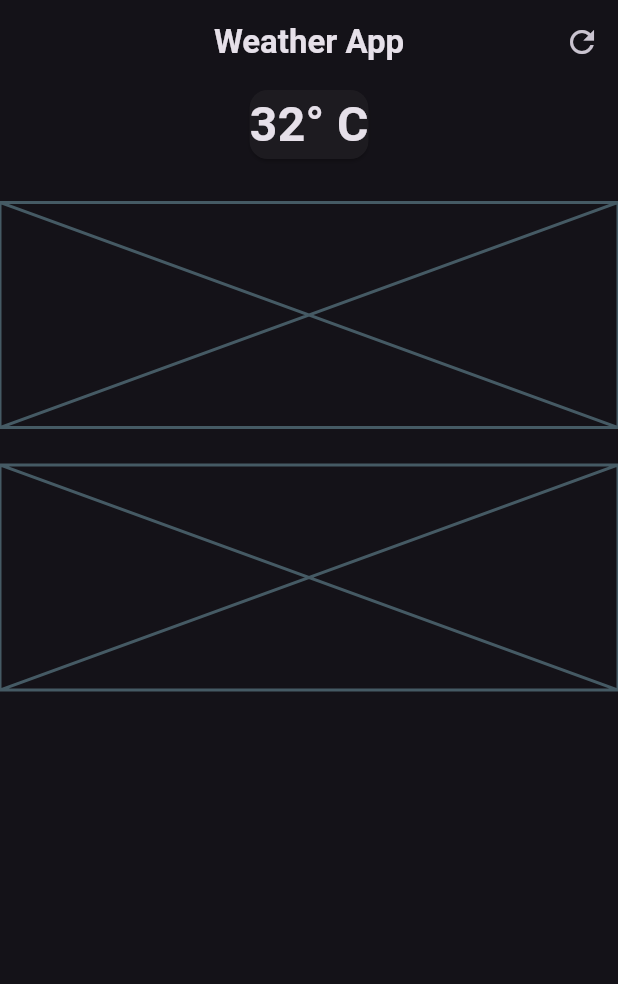
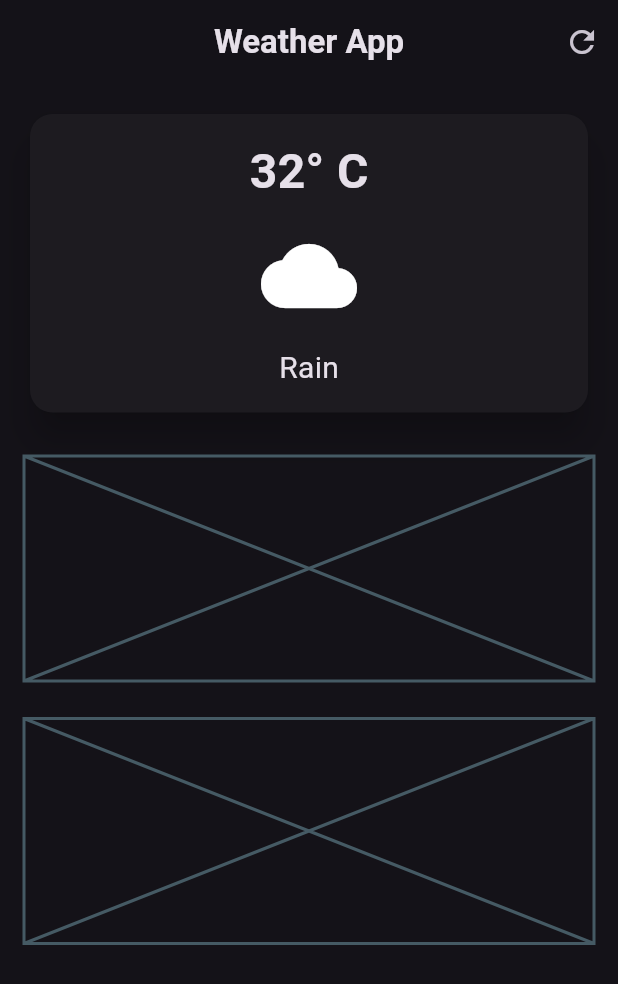
Before and after one commit to Mubtasin97/weather_app, a Flutter app: the screen it shows after launch, on a phone screen of 412 x 824 dp. Shown: the top 984 px of the screen. Run offline on Flutter 3.47's test engine with Material 3 defaults, Android fonts, the phone set to English and light mode, and no system bars.

Commit message:
Main widget complete

```diff
--- a/lib/weather_screen.dart
+++ b/lib/weather_screen.dart
@@ -21,36 +21,65 @@ class WeatherScreen extends StatelessWidget {
           )
         ],
       ),
-      body: Column(
+      body: Padding(
+        padding: const EdgeInsets.all(16.0),
+        child: Column(
           children: [
             //main
-          Card(
+            SizedBox(
+              width: double.infinity,
+              child: Card(
+                elevation: 10,
+                shape: RoundedRectangleBorder(
+                  borderRadius: BorderRadius.circular(15),
+                ),
+                child: Padding(
+                  padding: const EdgeInsets.all(15.0),
                   child: Column(
                     children: [
-                Text('32° C',
+                      Text(
+                        '32° C',
                         style: TextStyle(
                           fontSize: 32,
                           fontWeight: FontWeight.bold,
-                    ))
+                        ),
+                      ),
+                      SizedBox(
+                        height: 15,
+                      ),
+                      Icon(
+                        Icons.cloud,
+                        size: 64,
+                      ),
+                      SizedBox(
+                        height: 15,
+                      ),
+                      Text(
+                        'Rain',
+                        style: TextStyle(fontSize: 20),
+                      ),
                     ],
                   ),
                 ),
-          const SizedBox(
+              ),
+            ),
+            SizedBox(
               height: 25,
             ),
             //sub
-          const Placeholder(
+            Placeholder(
               fallbackHeight: 150,
             ),
-          const SizedBox(
+            SizedBox(
               height: 25,
             ),
             //additional
-          const Placeholder(
+            Placeholder(
               fallbackHeight: 150,
             ),
           ],
         ),
+      ),
     );
   }
 }
```
Lines whose indentation alone changed are shown as unchanged.
